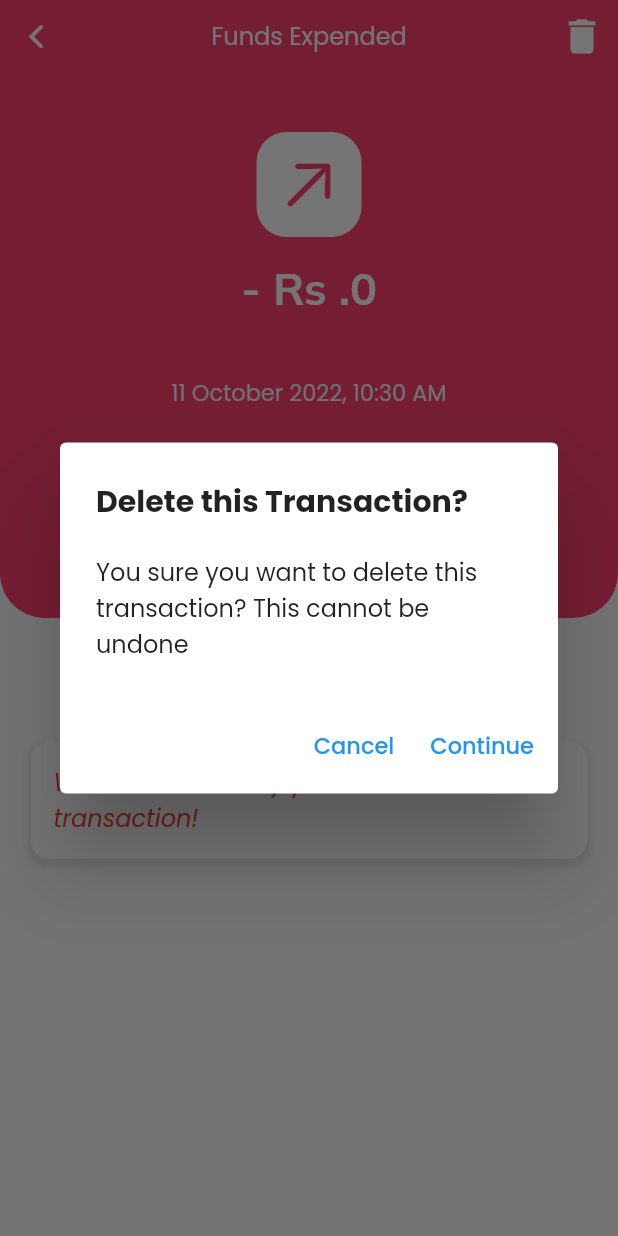
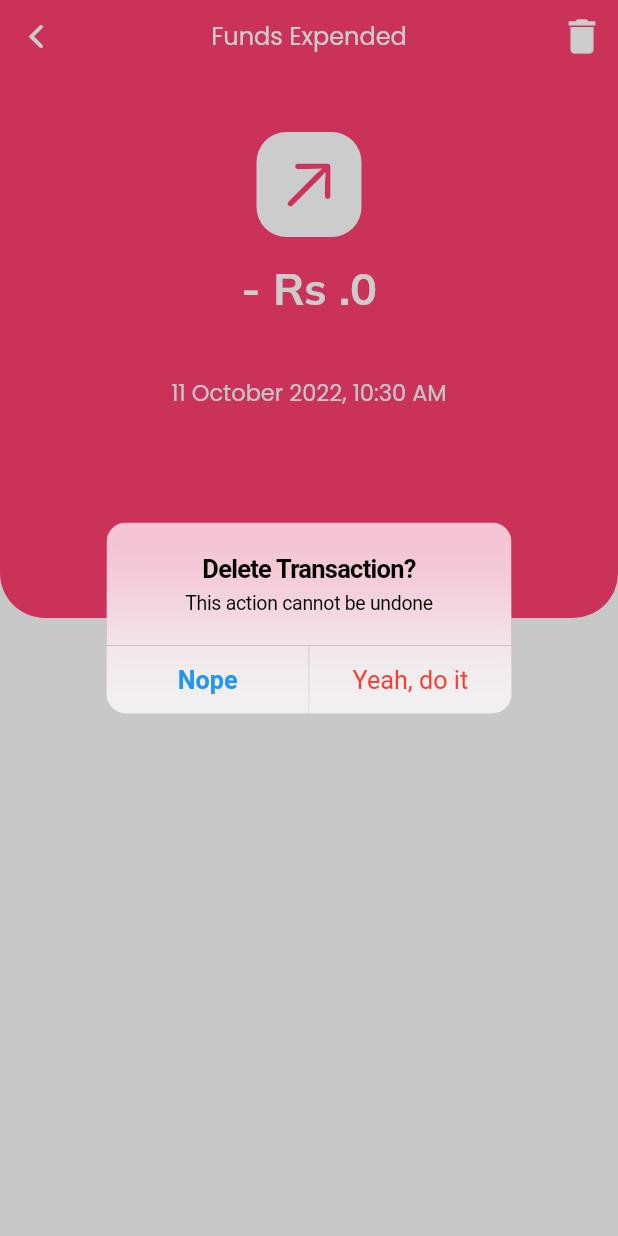
Before and after one commit to haider-nawaz0/flutter-finance-app, a Flutter app: the TrxDetailPage screen opened directly with empty values, after a tap on the "delete" icon, on a phone screen of 412 x 824 dp. Run offline on Flutter 3.47's test engine with Material 2 defaults, Android fonts, the phone set to English and light mode, and no system bars; our stand-ins replace cloud_firestore, firebase_auth, firebase_core, flutter_slidable, google_fonts, google_nav_bar and 2 more; accounts and stored records are empty; network calls fail.

Commit message:
quality of life changes

```diff
--- a/lib/Pages/transaction_detail_page.dart
+++ b/lib/Pages/transaction_detail_page.dart
@@ -1,10 +1,9 @@
 import 'package:cloud_firestore/cloud_firestore.dart';
+import 'package:firebase_auth/firebase_auth.dart';
 import 'package:flutter/cupertino.dart';
 import 'package:flutter/material.dart';
 import 'package:google_fonts/google_fonts.dart';
 import 'package:intl/intl.dart';
-
-import 'home_page.dart';
 
 class TrxDetailPage extends StatelessWidget {
   final String trxType;
@@ -160,6 +159,7 @@ class TrxDetailPage extends StatelessWidget {
             ),
           ),
           SizedBox(height: MediaQuery.of(context).size.height * 0.1),
+          if (!emptyDesc)
             Container(
               width: MediaQuery.of(context).size.width * 0.9,
               decoration: BoxDecoration(
@@ -176,19 +176,11 @@ class TrxDetailPage extends StatelessWidget {
               ),
               child: Padding(
                 padding: const EdgeInsets.all(15),
-              child: !emptyDesc
-                  ? Text(
+                child: Text(
                   trxDesc,
                   style: GoogleFonts.poppins(
                       fontSize: 16,
                       color: Colors.black,
-                          fontStyle: FontStyle.italic),
-                    )
-                  : Text(
-                      "We don't know why you did that transaction!",
-                      style: GoogleFonts.poppins(
-                          fontSize: 16,
-                          color: Colors.red,
                       fontStyle: FontStyle.italic),
                 ),
               ),
@@ -198,80 +190,49 @@ class TrxDetailPage extends StatelessWidget {
     );
   }
 
-  void delTrx(BuildContext context) {
-    showAlertDialog(BuildContext context) {
-      // set up the buttons
-      Widget cancelButton = TextButton(
-        child: Text(
-          "Cancel",
-          style: GoogleFonts.poppins(
-            fontSize: 15,
+  void _showAlertDialog(BuildContext context) {
+    showCupertinoModalPopup<void>(
+      context: context,
+      builder: (BuildContext context) => CupertinoAlertDialog(
+        title: const Text('Delete Transaction?'),
+        content: const Text('This action cannot be undone'),
+        actions: <CupertinoDialogAction>[
+          CupertinoDialogAction(
+            /// This parameter indicates this action is the default,
+            /// and turns the action's text to bold text.
+            isDefaultAction: true,
+            onPressed: () {
+              Navigator.pop(context);
+            },
+            child: const Text('Nope'),
           ),
-        ),
-        onPressed: () => Navigator.pop(context),
-      );
-      Widget continueButton = TextButton(
-        child: Text(
-          "Continue",
-          style: GoogleFonts.poppins(
-            fontSize: 15,
-          ),
-        ),
+          CupertinoDialogAction(
+            /// This parameter indicates the action would perform
+            /// a destructive action such as deletion, and turns
+            /// the action's text color to red.
+            /// The action
+            isDestructiveAction: true,
+
             onPressed: () {
               FirebaseFirestore.instance
-              .collection("user/${HomePage.user!.uid}/transactions")
+                  .collection(
+                      "user/${FirebaseAuth.instance.currentUser!.uid}/transactions")
                   .doc(docId)
                   .delete();
 
-          Navigator.pop(context);
-          // .then((doc) => Navigator.pop(context),
-
-          // ScaffoldMessenger.of(context).showSnackBar(
-
-          //   const SnackBar(
-          //     content: Text(
-          //       "Transaction Deleted.",
-          //     ),
-          //     backgroundColor: Color(0xff478778),
-          //   ),
-          // ),
-          // onError: (e) => ScaffoldMessenger.of(context).showSnackBar(
-          //   SnackBar(
-          //     content: Text(
-          //       e.toString(),
-          //     ),
-          //     backgroundColor: Theme.of(context).errorColor,
-          //   ),
-          // ),
-          //);
+              Navigator.pop(context); //Remove the popup
+              Navigator.pop(context); //Go back
             },
-      );
-
-      // set up the AlertDialog
-      AlertDialog alert = AlertDialog(
-        title: Text(
-          "Delete this Transaction?",
-          style: GoogleFonts.poppins(fontWeight: FontWeight.bold),
+            child: const Text('Yeah, do it'),
           ),
-        content: Text(
-          "You sure you want to delete this transaction? This cannot be undone",
-          style: GoogleFonts.poppins(),
+        ],
       ),
-        actions: [
-          cancelButton,
-          continueButton,
-        ],
-      );
-
-      // show the dialog
-      showDialog(
-        context: context,
-        builder: (BuildContext context) {
-          return alert;
-        },
     );
   }
 
-    showAlertDialog(context);
+  void delTrx(BuildContext context) {
+    _showAlertDialog(
+      context,
+    );
   }
 }
--- a/lib/Pages/transactions_page.dart
+++ b/lib/Pages/transactions_page.dart
@@ -1,5 +1,3 @@
-import 'package:cloud_firestore/cloud_firestore.dart';
-import 'package:finance_app/widgets/transaction_card.dart';
 import 'package:firebase_auth/firebase_auth.dart';
 import 'package:flutter/material.dart';
 import 'package:google_fonts/google_fonts.dart';
--- a/lib/main.dart
+++ b/lib/main.dart
@@ -1,6 +1,6 @@
 import 'package:finance_app/Pages/email_verify_screen.dart';
+import 'package:finance_app/Pages/home_page.dart';
 import 'package:finance_app/Pages/login_page.dart';
-import 'package:finance_app/Pages/tabs_screen.dart';
 import 'package:firebase_auth/firebase_auth.dart';
 import 'package:firebase_core/firebase_core.dart';
 import 'package:flutter/material.dart';
@@ -27,7 +27,7 @@ class MyApp extends StatelessWidget {
         builder: ((context, snapshot) {
           if (snapshot.hasData) {
             if (FirebaseAuth.instance.currentUser!.emailVerified) {
-              return const TabsScreen();
+              return const HomePage();
             } else {
               return const EmailVerifyScreen();
             }
--- a/lib/widgets/add_tx_widget.dart
+++ b/lib/widgets/add_tx_widget.dart
@@ -278,7 +278,7 @@ class _AddTxWidgetState extends State<AddTxWidget> {
                       Icons.description,
                       color: Colors.black45,
                     ),
-                    labelText: "Reason of transaction...",
+                    labelText: "Reason of transaction (Optional)",
                     //border: OutlineInputBorder(),
                     fillColor: Colors.white,
                     filled: true,
--- a/pubspec.yaml
+++ b/pubspec.yaml
@@ -42,6 +42,8 @@ dependencies:
   modal_bottom_sheet: ^2.1.0
   google_nav_bar: ^5.0.6
   flutter_slidable: ^2.0.0
+  intro_slider: ^4.2.0
+  shared_preferences: ^2.0.15
   #animations: ^2.0.3
 
 dev_dependencies:
```
Also changed, not shown: lib/Pages/account_page.dart (+50 -18 lines), lib/Pages/email_verify_screen.dart (+7 -6 lines), lib/Pages/home_page.dart (+19 -5 lines), lib/Pages/intro_screen.dart (added, +104 -0 lines), lib/Pages/login_page.dart (+9 -21 lines), lib/utils/functions.dart (deleted, +0 -29 lines), lib/widgets/full_stats_widget.dart (+7 -4 lines), lib/widgets/stats_card.dart (+6 -6 lines), lib/widgets/transaction_card.dart (+9 -8 lines), lib/widgets/user_card.dart (+47 -18 lines), assets/images/intro-image-1.png (added), assets/images/intro-image-3.png (added), assets/images/manage-money.png (added), assets/images/monetization.png (added), 1 more files, 2 other files. Lines whose indentation alone changed are shown as unchanged.
